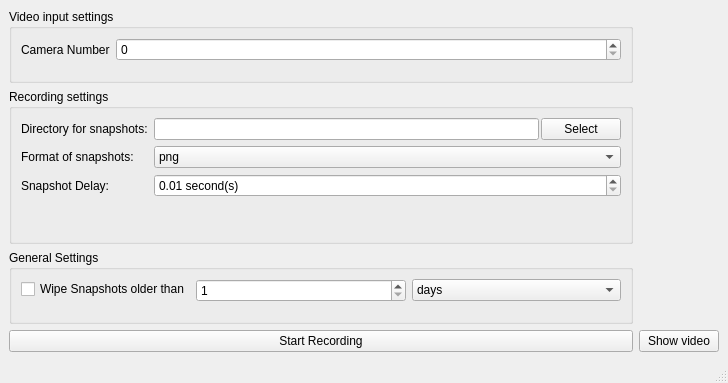
Old version of the form HomePrism.ui in the repository MichaelMueller/HomePrism.
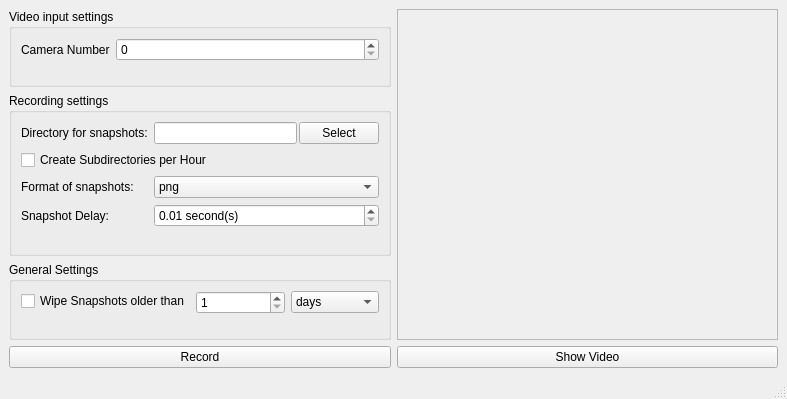
New version of the form. Icons and pictures are not drawn. Custom widgets are drawn as their Qt base class.

Diff of the .ui file:
```diff
--- a/HomePrism.ui
+++ b/HomePrism.ui
@@ -6,8 +6,8 @@
    <rect>
     <x>0</x>
     <y>0</y>
-    <width>728</width>
-    <height>383</height>
+    <width>787</width>
+    <height>399</height>
    </rect>
   </property>
   <property name="windowTitle">
@@ -19,10 +19,60 @@
   </property>
   <widget class="QWidget" name="centralwidget">
    <layout class="QGridLayout" name="gridLayout_2">
-    <item row="4" column="2">
+    <item row="0" column="2" rowspan="4">
+     <widget class="QScrollArea" name="scrollArea">
+      <property name="minimumSize">
+       <size>
+        <width>320</width>
+        <height>240</height>
+       </size>
+      </property>
+      <property name="widgetResizable">
+       <bool>true</bool>
+      </property>
+      <widget class="QWidget" name="scrollAreaWidgetContents">
+       <property name="geometry">
+        <rect>
+         <x>-2</x>
+         <y>0</y>
+         <width>320</width>
+         <height>283</height>
+        </rect>
+       </property>
+       <layout class="QHBoxLayout" name="horizontalLayout_3">
+        <property name="spacing">
+         <number>2</number>
+        </property>
+        <property name="leftMargin">
+         <number>0</number>
+        </property>
+        <property name="topMargin">
+         <number>0</number>
+        </property>
+        <property name="rightMargin">
+         <number>0</number>
+        </property>
+        <property name="bottomMargin">
+         <number>0</number>
+        </property>
+        <item>
+         <widget class="CvImageWidget" name="cvImageWidget" native="true">
+          <property name="minimumSize">
+           <size>
+            <width>320</width>
+            <height>240</height>
+           </size>
+          </property>
+         </widget>
+        </item>
+       </layout>
+      </widget>
+     </widget>
+    </item>
+    <item row="5" column="2">
      <widget class="QPushButton" name="showVideoButton">
       <property name="text">
-       <string>Show video</string>
+       <string>Show Video</string>
       </property>
       <property name="checkable">
        <bool>true</bool>
@@ -77,14 +127,14 @@
          </layout>
         </widget>
        </item>
-       <item row="1" column="0">
+       <item row="2" column="0">
         <widget class="QLabel" name="label_3">
          <property name="text">
           <string>Format of snapshots:</string>
          </property>
         </widget>
        </item>
-       <item row="1" column="1">
+       <item row="2" column="1">
         <widget class="QComboBox" name="snapshotFormat">
          <item>
           <property name="text">
@@ -103,14 +153,14 @@
          </item>
         </widget>
        </item>
-       <item row="2" column="0">
+       <item row="3" column="0">
         <widget class="QLabel" name="label_4">
          <property name="text">
           <string>Snapshot Delay:</string>
          </property>
         </widget>
        </item>
-       <item row="2" column="1">
+       <item row="3" column="1">
         <widget class="QDoubleSpinBox" name="snapshotDelay">
          <property name="suffix">
           <string> second(s)</string>
@@ -129,26 +179,14 @@
          </property>
         </widget>
        </item>
+       <item row="1" column="0" colspan="2">
+        <widget class="QCheckBox" name="snapshotCreateSubdirectories">
+         <property name="text">
+          <string>Create Subdirectories per Hour</string>
+         </property>
+        </widget>
+       </item>
       </layout>
-      <zorder>groupBox</zorder>
-      <zorder>groupBox_3</zorder>
-      <zorder>groupBox_3</zorder>
-      <zorder>label_2</zorder>
-      <zorder>widget_2</zorder>
-      <zorder>label_3</zorder>
-      <zorder>snapshotFormat</zorder>
-      <zorder>label_4</zorder>
-      <zorder>snapshotDelay</zorder>
-     </widget>
-    </item>
-    <item row="4" column="1">
-     <widget class="QPushButton" name="recordingButton">
-      <property name="text">
-       <string>Start Recording</string>
-      </property>
-      <property name="checkable">
-       <bool>true</bool>
-      </property>
      </widget>
     </item>
     <item row="0" column="1">
@@ -236,13 +274,13 @@
       </layout>
      </widget>
     </item>
-    <item row="0" column="2" rowspan="4">
-     <widget class="CvImageWidget" name="cvImageWidget" native="true">
-      <property name="minimumSize">
-       <size>
-        <width>0</width>
-        <height>0</height>
-       </size>
+    <item row="5" column="1">
+     <widget class="QPushButton" name="recordingButton">
+      <property name="text">
+       <string>Record</string>
+      </property>
+      <property name="checkable">
+       <bool>true</bool>
       </property>
      </widget>
     </item>
```
Left out of the diff: 5 changed lines with no effect on the pictures.
